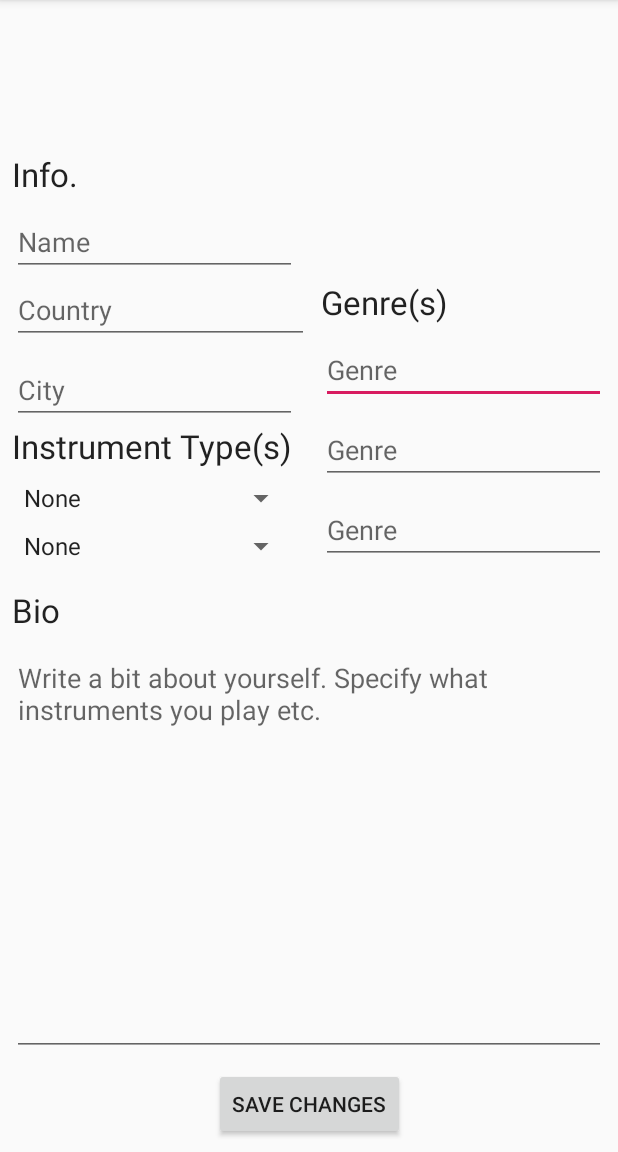
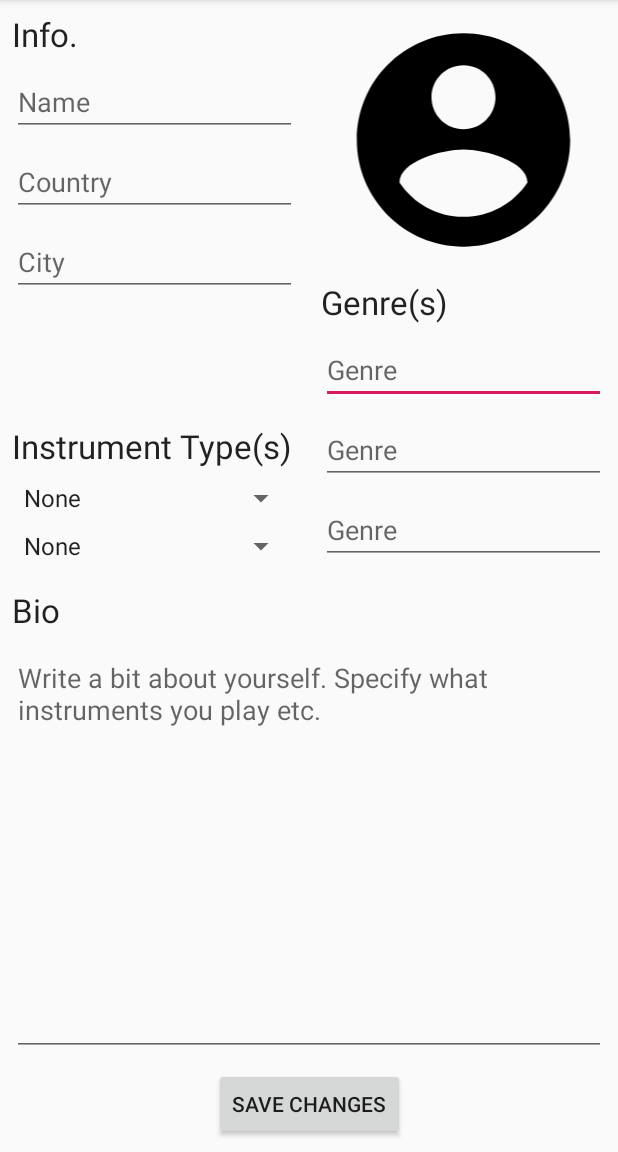
Before and after one commit to Oliverac28/FindMyBand, an Android app: the account screen opened directly, with no data from a screen before it, on a phone screen of 412 x 824 dp, the part 84-1236 px from its top. Run offline under Robolectric (Android 15) with nearby library versions, the phone set to English and light mode, and no system bars.

Commit message:
Updated layout for the profile page.

```diff
--- a/app/src/main/res/layout/activity_account.xml
+++ b/app/src/main/res/layout/activity_account.xml
@@ -7,8 +7,8 @@
     android:id="@+id/drawer_layout"
     android:fitsSystemWindows="true"
     tools:context=".account"
-    >
-    tools:openDrawer="start"
+    tools:openDrawer="start">
+
     <LinearLayout
         android:layout_width="match_parent"
         android:layout_height="match_parent"
@@ -183,52 +183,69 @@
                 android:layout_width="0dp"
                 android:layout_height="wrap_content"
                 android:layout_marginStart="8dp"
+                android:layout_marginTop="8dp"
                 android:layout_marginEnd="8dp"
-                android:layout_marginBottom="8dp"
                 android:text="Info."
                 android:textAppearance="@style/TextAppearance.AppCompat.Large"
-                app:layout_constraintBottom_toTopOf="@+id/name"
                 app:layout_constraintEnd_toStartOf="@+id/guideline"
-                app:layout_constraintStart_toStartOf="parent" />
+                app:layout_constraintStart_toStartOf="parent"
+                app:layout_constraintTop_toTopOf="parent" />
 
             <EditText
                 android:id="@+id/name"
                 android:layout_width="0dp"
                 android:layout_height="wrap_content"
                 android:layout_marginStart="8dp"
+                android:layout_marginTop="8dp"
                 android:layout_marginEnd="8dp"
                 android:ems="10"
                 android:hint="Name"
                 android:inputType="textPersonName"
-                app:layout_constraintBottom_toTopOf="@+id/country"
                 app:layout_constraintEnd_toStartOf="@+id/guideline"
-                app:layout_constraintStart_toStartOf="parent" />
+                app:layout_constraintStart_toStartOf="parent"
+                app:layout_constraintTop_toBottomOf="@+id/info_textView" />
 
             <EditText
                 android:id="@+id/country"
                 android:layout_width="0dp"
                 android:layout_height="wrap_content"
                 android:layout_marginStart="8dp"
-                android:layout_marginBottom="8dp"
+                android:layout_marginTop="8dp"
+                android:layout_marginEnd="8dp"
                 android:ems="10"
                 android:hint="Country"
                 android:inputType="textPersonName"
-                app:layout_constraintBottom_toTopOf="@+id/city"
                 app:layout_constraintEnd_toStartOf="@+id/guideline"
-                app:layout_constraintStart_toStartOf="parent" />
+                app:layout_constraintStart_toStartOf="parent"
+                app:layout_constraintTop_toBottomOf="@+id/name" />
 
             <EditText
                 android:id="@+id/city"
                 android:layout_width="0dp"
                 android:layout_height="wrap_content"
                 android:layout_marginStart="8dp"
+                android:layout_marginTop="8dp"
                 android:layout_marginEnd="8dp"
                 android:ems="10"
                 android:hint="City"
                 android:inputType="textPersonName"
-                app:layout_constraintBottom_toTopOf="@+id/instrument_textView"
                 app:layout_constraintEnd_toStartOf="@+id/guideline"
-                app:layout_constraintStart_toStartOf="parent" />
+                app:layout_constraintStart_toStartOf="parent"
+                app:layout_constraintTop_toBottomOf="@+id/country" />
+
+            <ImageView
+                android:id="@+id/profile_picture"
+                android:layout_width="0dp"
+                android:layout_height="0dp"
+                android:layout_marginStart="8dp"
+                android:layout_marginTop="8dp"
+                android:layout_marginEnd="8dp"
+                android:layout_marginBottom="8dp"
+                app:layout_constraintBottom_toTopOf="@+id/genres_textView"
+                app:layout_constraintEnd_toEndOf="parent"
+                app:layout_constraintStart_toStartOf="@+id/guideline"
+                app:layout_constraintTop_toTopOf="parent"
+                app:srcCompat="@drawable/ic_account" />
 
         </android.support.constraint.ConstraintLayout>
 
```
Also changed, not shown: app/src/main/java/com/example/findmyband/discovery.java (+40 -3 lines).
